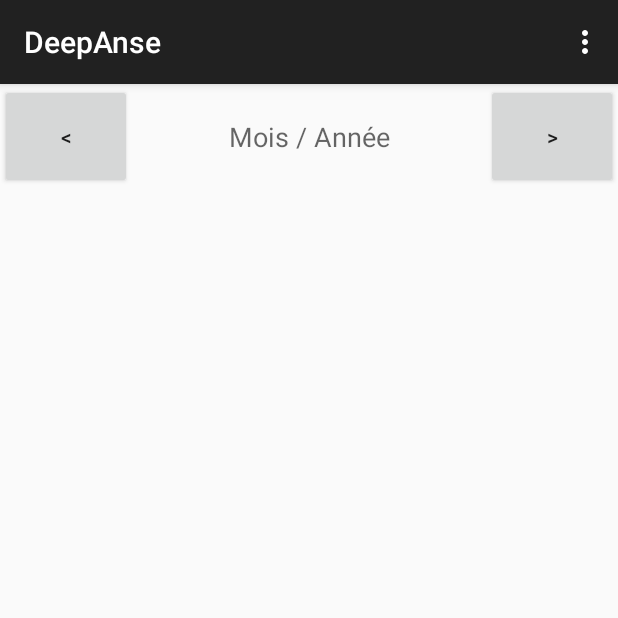
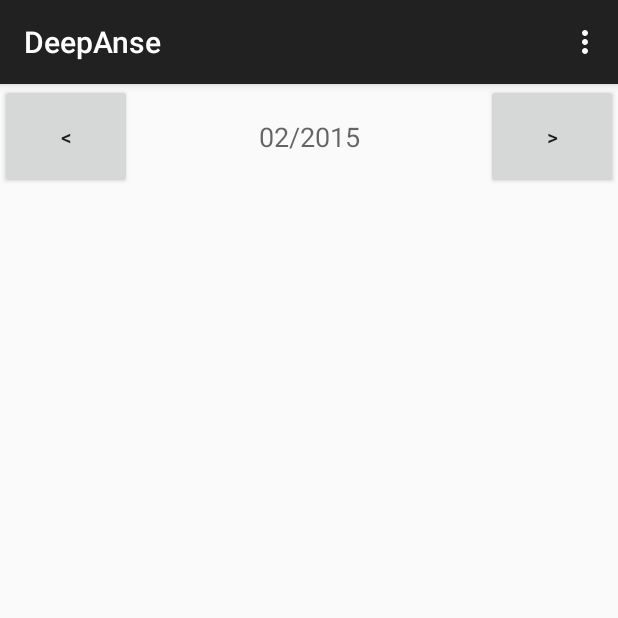
Before and after one commit to soywod/DeepAnse, an Android app: the screen it shows after launch (MainActivity), on a phone screen of 412 x 824 dp, the top half of it. Run offline under Robolectric (Android 15) with nearby library versions, the phone set to English and light mode, and no system bars.

Commit message:
Ajout date principale
Affichage par défaut la date (mois et année) du jour, et possibilité de
changer les mois et années avec les flèches gauche et droite

```diff
--- a/app/src/main/java/fr/deepanse/soywod/deepanse/Conversion.java
+++ b/app/src/main/java/fr/deepanse/soywod/deepanse/Conversion.java
@@ -76,7 +76,20 @@ public class Conversion {
     public static String dateToStringFr(GregorianCalendar date)
     {
         return ((date.get(GregorianCalendar.DAY_OF_MONTH) < 10)?("0" + date.get(GregorianCalendar.DAY_OF_MONTH)):("" + date.get(GregorianCalendar.DAY_OF_MONTH))) + "/" +
-                ((date.get(GregorianCalendar.MONTH) < 10)?("0" + (date.get(GregorianCalendar.MONTH)+1)):("" + (date.get(GregorianCalendar.MONTH)+1))) + "/" +
+                ((date.get(GregorianCalendar.MONTH) < 9)?("0" + (date.get(GregorianCalendar.MONTH)+1)):("" + (date.get(GregorianCalendar.MONTH)+1))) + "/" +
+                date.get(GregorianCalendar.YEAR);
+    }
+
+    /**
+     *  Convertit un GregorianCalendar en String (version FR) avec le mois et l'année uniquement
+     *
+     *  @param date     La date à convertir de type GregorianCalendar
+     *
+     *  @return La date convertie en String
+     */
+    public static String dateToStringMonthYearFr(GregorianCalendar date)
+    {
+        return ((date.get(GregorianCalendar.MONTH) < 9)?("0" + (date.get(GregorianCalendar.MONTH)+1)):("" + (date.get(GregorianCalendar.MONTH)+1))) + "/" +
                 date.get(GregorianCalendar.YEAR);
     }
 
--- a/app/src/main/java/fr/deepanse/soywod/deepanse/MainActivity.java
+++ b/app/src/main/java/fr/deepanse/soywod/deepanse/MainActivity.java
@@ -14,6 +14,7 @@ import android.view.animation.Animation;
 import android.view.animation.TranslateAnimation;
 import android.widget.AdapterView;
 import android.widget.ListView;
+import android.widget.TextView;
 
 import java.sql.SQLException;
 import java.util.ArrayList;
@@ -28,6 +29,7 @@ public class MainActivity extends ActionBarActivity {
     private AlertBox alertBox;
     private Activity context;
     private int selectedId;
+    private GregorianCalendar mainDate;
 
     private DeepAnseSQLiteOpenHelper deepAnseSQLiteOpenHelper;
     private fr.deepanse.soywod.deepanse.database.DeepAnseGroup groupDb;
@@ -39,9 +41,11 @@ public class MainActivity extends ActionBarActivity {
     @Override
     protected void onCreate(Bundle savedInstanceState) {
         super.onCreate(savedInstanceState);
+        setContentView(R.layout.activity_main);
+
         context = this;
         selectedId = -1;
-        setContentView(R.layout.activity_main);
+        mainDate = new GregorianCalendar();
 
         deepAnseSQLiteOpenHelper = new DeepAnseSQLiteOpenHelper(this);
         groupDb = new fr.deepanse.soywod.deepanse.database.DeepAnseGroup(deepAnseSQLiteOpenHelper);
@@ -85,6 +89,8 @@ public class MainActivity extends ActionBarActivity {
                 selectedId = -1;
             }
         };
+
+        addMonth(0);
     }
 
     @Override
@@ -117,6 +123,20 @@ public class MainActivity extends ActionBarActivity {
         return super.onOptionsItemSelected(item);
     }
 
+    public void eventRemoveMonth(View v) {
+        addMonth(-1);
+    }
+
+    public void eventAddMonth(View v) {
+        addMonth(1);
+    }
+
+    public void addMonth(int count) {
+        mainDate.add(GregorianCalendar.MONTH, count);
+        TextView textViewDate = (TextView) findViewById(R.id.text_date);
+        textViewDate.setText(Conversion.dateToStringMonthYearFr(mainDate));
+    }
+
     public void displayYesNoDialog() {
         AlertDialog.Builder builder = new AlertDialog.Builder(context, 2);
         builder.setMessage("Voulez-vous vraiment supprimer cette dépense ?");
--- a/app/src/main/res/layout/activity_main.xml
+++ b/app/src/main/res/layout/activity_main.xml
@@ -48,6 +48,7 @@
             android:layout_width="wrap_content"
             android:layout_height="fill_parent"
             android:text="&lt;"
+            android:onClick="eventRemoveMonth"
             android:layout_alignParentLeft="true"
             android:layout_alignParentStart="true" />
 
@@ -68,6 +69,7 @@
             android:layout_width="wrap_content"
             android:layout_height="fill_parent"
             android:text=">"
+            android:onClick="eventAddMonth"
             android:layout_alignParentRight="true"
             android:layout_alignParentEnd="true" />
     </RelativeLayout>
--- a/app/src/main/res/layout/animation_item_listview.xml
+++ /dev/null
@@ -1,6 +0,0 @@
-<?xml version="1.0" encoding="utf-8"?>
-<LinearLayout xmlns:android="http://schemas.android.com/apk/res/android"
-    android:orientation="vertical" android:layout_width="match_parent"
-    android:layout_height="match_parent">
-
-</LinearLayout>
```
